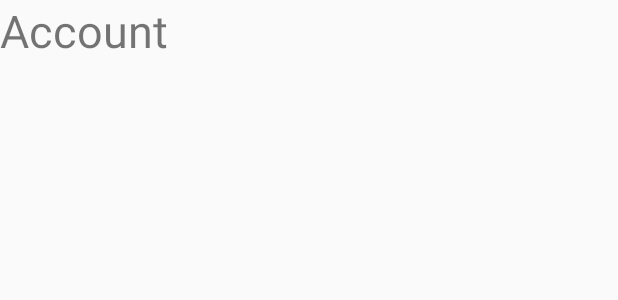
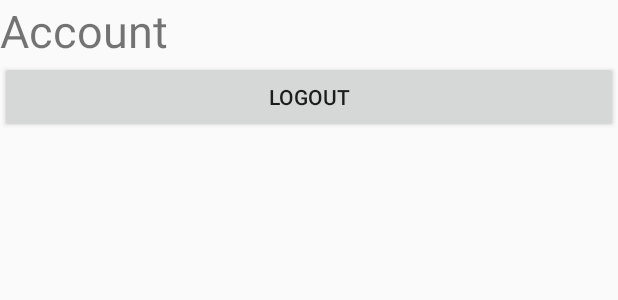
Before and after one commit to MJB90/Yes_Chef_User_App, an Android app: the layout fragment_account.xml on its own in the app's theme, with its tools: preview values and no code run, on a phone screen of 412 x 824 dp. Shown: the top 300 px of the screen. Run offline under Robolectric (Android 15) with nearby library versions, the phone set to English and light mode, and no system bars; network calls fail.

Commit message:
Add logout button

```diff
--- a/app/src/main/res/layout/fragment_account.xml
+++ b/app/src/main/res/layout/fragment_account.xml
@@ -6,10 +6,22 @@
     tools:context=".fragment.AccountFragment">
 
     <!-- TODO: Update blank fragment layout -->
-    <TextView
+    <LinearLayout
         android:layout_width="match_parent"
         android:layout_height="match_parent"
-        android:text="Account"
-        android:textSize="30sp"/>
+        android:orientation="vertical">
+
+        <TextView
+            android:layout_width="match_parent"
+            android:layout_height="wrap_content"
+            android:text="Account"
+            android:textSize="30sp" />
+
+        <Button
+            android:id="@+id/logout_btn"
+            android:layout_width="match_parent"
+            android:layout_height="wrap_content"
+            android:text="Logout" />
+    </LinearLayout>
 
 </FrameLayout>
```
Also changed, not shown: app/src/main/java/com/example/yeschefuserapp/fragment/AccountFragment.java (+9 -4 lines), app/src/main/java/com/example/yeschefuserapp/listener/LogoutListener.java (added, +21 -0 lines).
